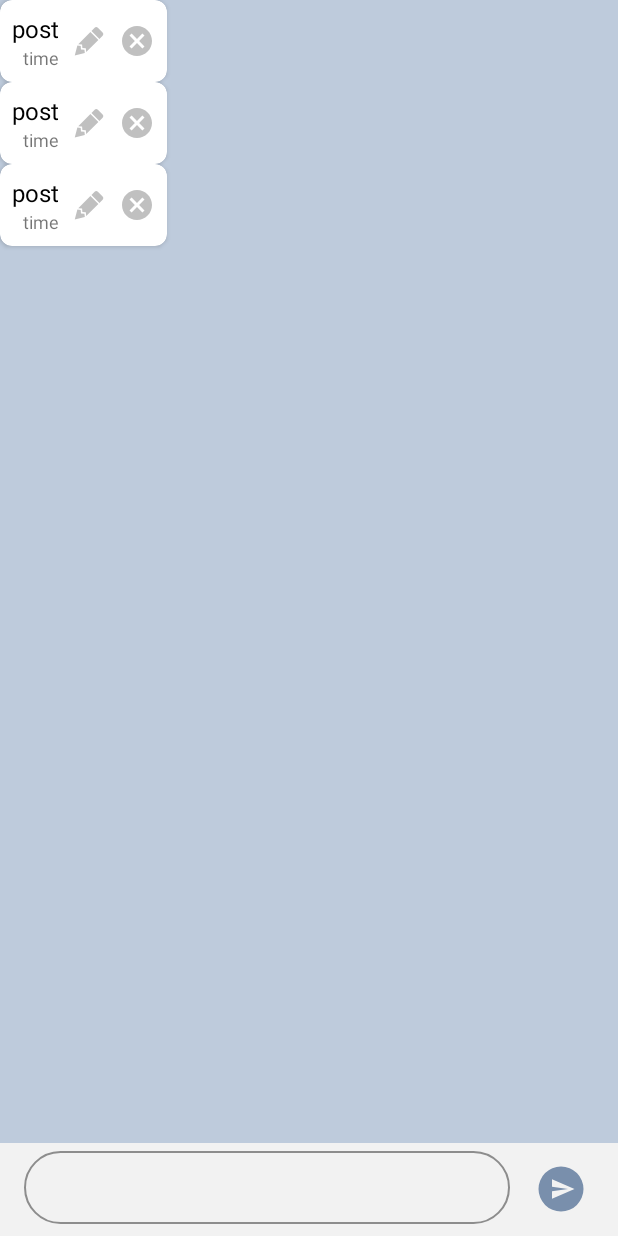
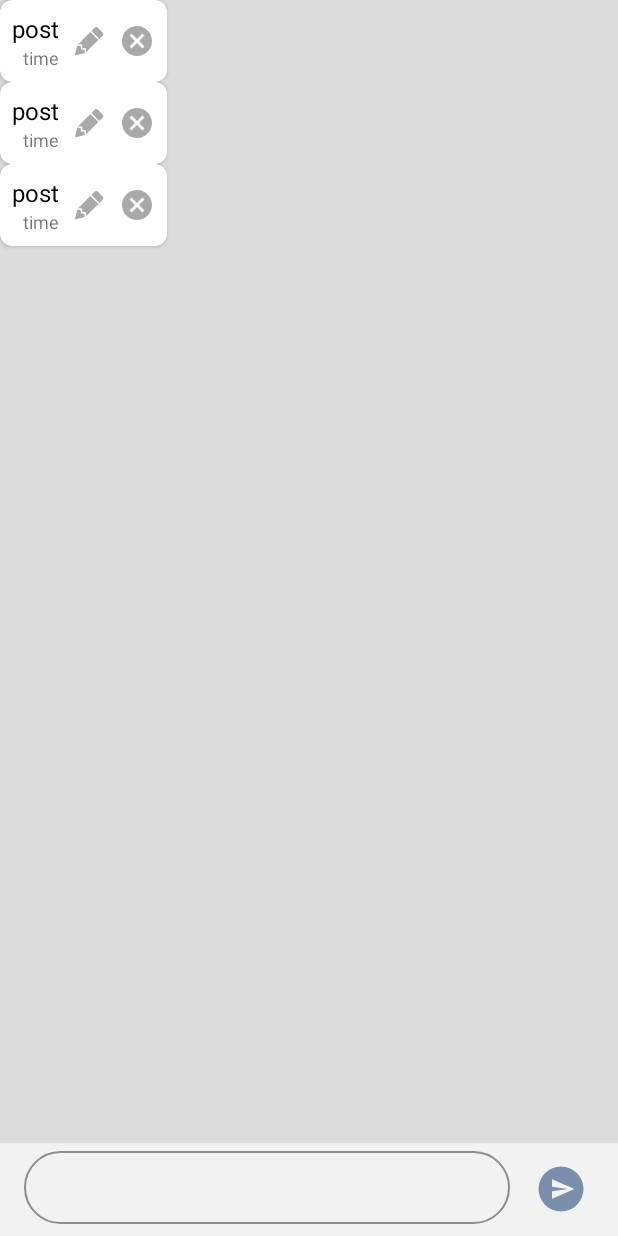
Before and after one commit to af2905/RetrofitExample2, an Android app: the layout posts.xml on its own in the app's theme, with its tools: preview values and no code run, on a phone screen of 412 x 824 dp. Run offline under Robolectric (Android 15) with nearby library versions, the phone set to English and light mode, and no system bars.

```diff
--- a/app/src/main/res/drawable/ic_cancel_gray_24dp.xml
+++ b/app/src/main/res/drawable/ic_cancel_gray_24dp.xml
@@ -1,4 +1,4 @@
-<vector android:height="24dp" android:tint="#C0C0C0"
+<vector android:height="24dp" android:tint="#A9A9A9"
     android:viewportHeight="24.0" android:viewportWidth="24.0"
     android:width="24dp" xmlns:android="http://schemas.android.com/apk/res/android">
     <path android:fillColor="#FF000000" android:pathData="M12,2C6.47,2 2,6.47 2,12s4.47,10 10,10 10,-4.47 10,-10S17.53,2 12,2zM17,15.59L15.59,17 12,13.41 8.41,17 7,15.59 10.59,12 7,8.41 8.41,7 12,10.59 15.59,7 17,8.41 13.41,12 17,15.59z"/>
--- a/app/src/main/res/drawable/ic_pencil_gray_24dp.xml
+++ b/app/src/main/res/drawable/ic_pencil_gray_24dp.xml
@@ -1,7 +1,7 @@
 <vector xmlns:android="http://schemas.android.com/apk/res/android"
     android:width="24dp"
     android:height="24dp"
-    android:tint="#C0C0C0"
+    android:tint="#A9A9A9"
     android:viewportWidth="24"
     android:viewportHeight="24">
     <path
--- a/app/src/main/res/layout/post_template.xml
+++ b/app/src/main/res/layout/post_template.xml
@@ -9,8 +9,7 @@
     app:cardElevation="2dp"
     app:cardPreventCornerOverlap="true"
     app:cardUseCompatPadding="false"
-    app:contentPadding="8dp"
-    app:strokeColor="@color/colorPrimaryDark">
+    app:contentPadding="8dp">
 
     <LinearLayout
         android:layout_width="match_parent"
--- a/app/src/main/res/layout/posts.xml
+++ b/app/src/main/res/layout/posts.xml
@@ -15,7 +15,7 @@
             android:layout_width="match_parent"
             android:layout_height="0dp"
             android:layout_weight="1"
-            android:background="@color/colorPrimaryLightPlus">
+            android:background="@color/colorGainsboro">
 
             <androidx.recyclerview.widget.RecyclerView
                 android:id="@+id/recycler"
--- a/app/src/main/res/values/colors.xml
+++ b/app/src/main/res/values/colors.xml
@@ -8,5 +8,7 @@
     <color name="colorPrimaryLightPlus">#BECBDC</color>
     <color name="colorPinkLight">#FCC7C3</color>
     <color name="colorSilver">#C0C0C0</color>
+    <color name="colorBeige">#F5F5DC</color>
+    <color name="colorGainsboro">#DCDCDC</color>
 
 </resources>
```
Also changed, not shown: app/src/main/java/ru/job4j/retrofitexample2/PostAdapter.java (+8 -0 lines), 3 other files.
